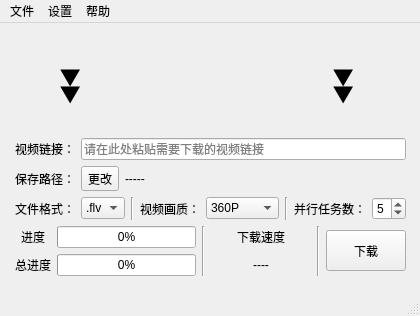
Before: the Qt Designer form main.ui in laorange/bilibili_downloader, drawn with Qt 5.
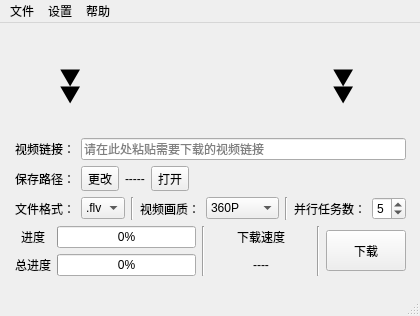
After: the same form once the commit is applied. Icons and pictures are not drawn.

```diff
--- a/main.ui
+++ b/main.ui
@@ -190,7 +190,7 @@
        </layout>
       </item>
       <item>
-       <layout class="QHBoxLayout" name="horizontalLayout_5" stretch="0,0,1">
+       <layout class="QHBoxLayout" name="horizontalLayout_5" stretch="0,0,0,0,0">
         <item>
          <widget class="QLabel" name="label_3">
           <property name="text">
@@ -215,6 +215,26 @@
           </property>
          </widget>
         </item>
+        <item>
+         <widget class="QToolButton" name="open_save_dir_button">
+          <property name="text">
+           <string>打开</string>
+          </property>
+         </widget>
+        </item>
+        <item>
+         <spacer name="horizontalSpacer_6">
+          <property name="orientation">
+           <enum>Qt::Horizontal</enum>
+          </property>
+          <property name="sizeHint" stdset="0">
+           <size>
+            <width>40</width>
+            <height>20</height>
+           </size>
+          </property>
+         </spacer>
+        </item>
        </layout>
       </item>
       <item>
```
